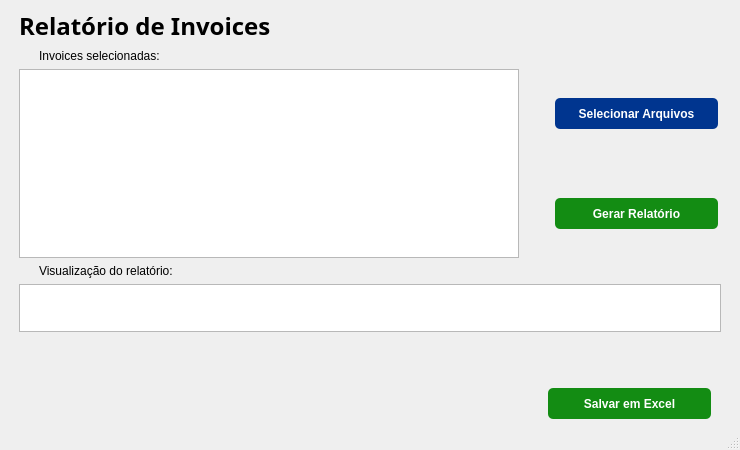
finpama/RelatorioInvoices, file layout.ui: the form before one commit.
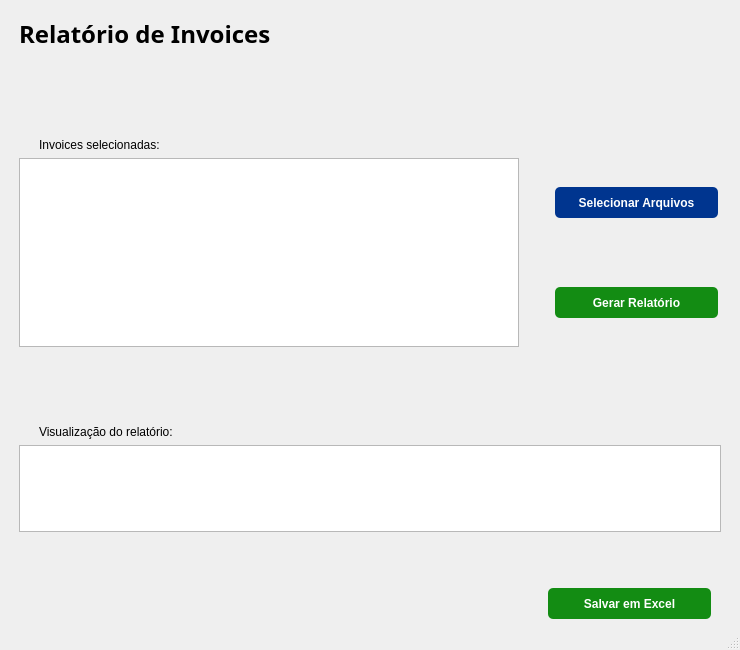
The form after the commit.

Commit message: Correção regex container e Script de compilação da UI

Diff of the .ui file:
```diff
--- a/layout.ui
+++ b/layout.ui
@@ -7,7 +7,7 @@
     <x>0</x>
     <y>0</y>
     <width>740</width>
-    <height>450</height>
+    <height>650</height>
    </rect>
   </property>
   <property name="sizePolicy">
```
The commit also changes 5 other files.
